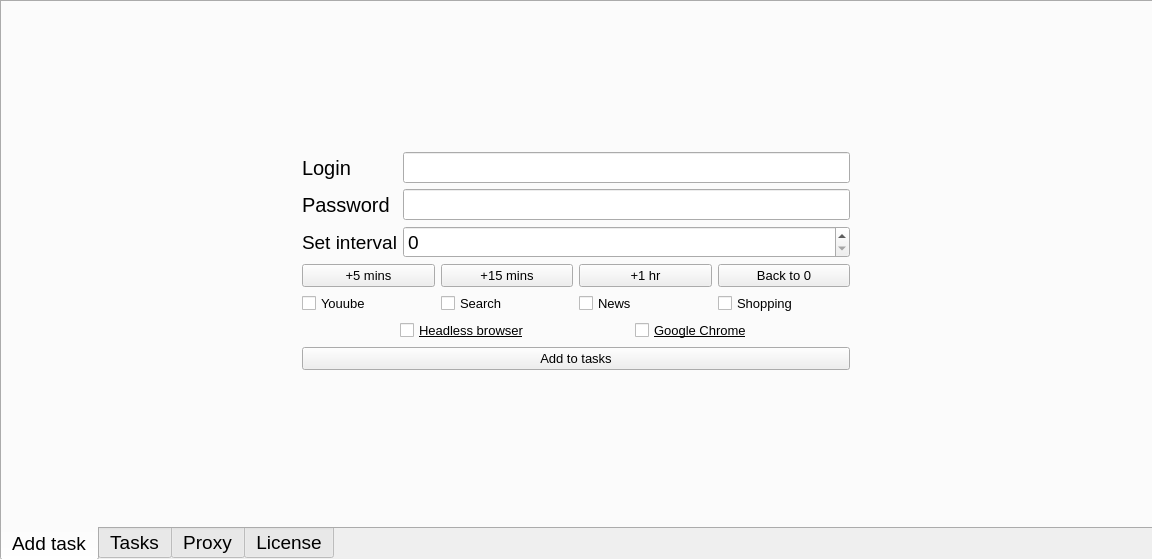
Above: gui.ui from hisoyem/oneclick before the change. Below: the same form after it.
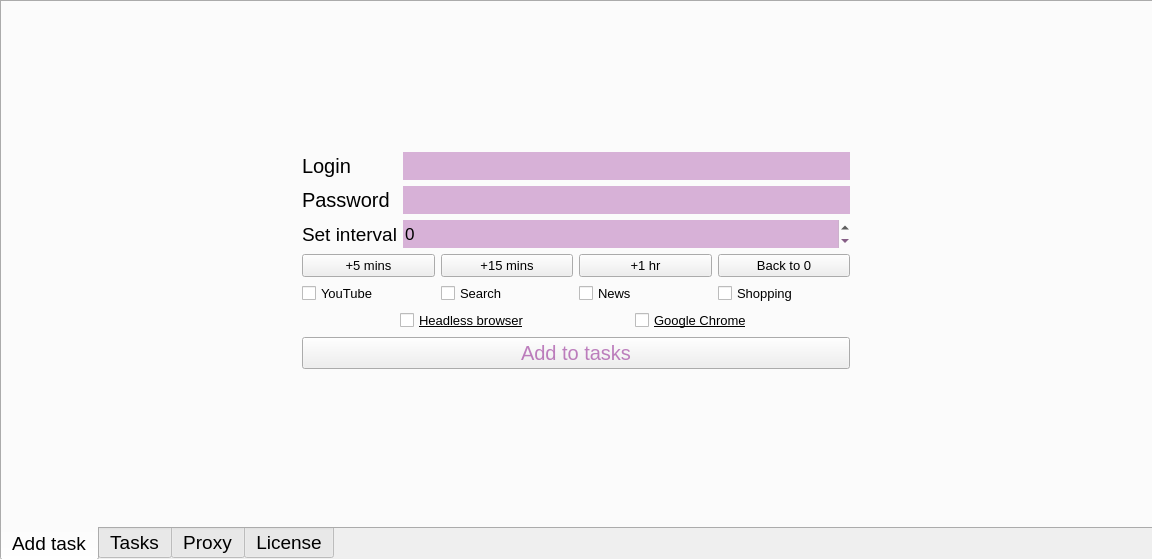
That is the form after the change. Icons and pictures are not drawn.

Commit message: -print(True) Поля inputfield и кнопки изменены

```diff
--- a/gui.ui
+++ b/gui.ui
@@ -148,6 +148,14 @@
            <height>28</height>
           </size>
          </property>
+               <property name="styleSheet">
+                   <string notr="true">background-color: rgba(128, 0, 128, 75);
+                       font: 11pt &quot;MS Shell Dlg 2&quot;;
+                   </string>
+               </property>
+               <property name="frame">
+                   <bool>false</bool>
+               </property>
         </widget>
        </item>
        <item row="1" column="0">
@@ -173,6 +181,14 @@
                           <height>28</height>
                       </size>
                   </property>
+                                 <property name="styleSheet">
+                                     <string notr="true">background-color: rgba(128, 0, 128, 75);
+                                         font: 11pt &quot;MS Shell Dlg 2&quot;;
+                                     </string>
+                                 </property>
+                                 <property name="frame">
+                                     <bool>false</bool>
+                                 </property>
               </widget>
           </item>
           <item row="2" column="0">
@@ -192,6 +208,18 @@
           </item>
           <item row="2" column="1">
               <widget class="QSpinBox" name="spinBox">
+                                 <property name="font">
+                                     <font>
+                                         <family>MS Shell Dlg 2</family>
+                                         <pointsize>13</pointsize>
+                                     </font>
+                                 </property>
+                                 <property name="styleSheet">
+                                     <string notr="true">background-color: rgba(128, 0, 128, 75);</string>
+                                 </property>
+                                 <property name="frame">
+                                     <bool>false</bool>
+                                 </property>
                   <property name="maximum">
                       <number>1000</number>
                   </property>
@@ -274,12 +302,15 @@
               <widget class="QPushButton" name="pushButton">
                   <property name="font">
                       <font>
-                          <pointsize>10</pointsize>
+                                         <pointsize>15</pointsize>
                           <underline>false</underline>
                           <strikeout>false</strikeout>
                           <kerning>true</kerning>
                       </font>
                   </property>
+                                 <property name="styleSheet">
+                                     <string notr="true">color: rgba(128, 0, 128, 125)</string>
+                                 </property>
                   <property name="text">
                       <string>Add to tasks</string>
                   </property>
@@ -301,7 +332,7 @@
                               </font>
                           </property>
                           <property name="text">
-                              <string>Youube</string>
+                                             <string>YouTube</string>
                           </property>
                       </widget>
                   </item>
```
Left out of the diff: 31 changed lines with no effect on the pictures. Lines whose indentation alone changed are shown as unchanged. The commit also changes 2 other files.
